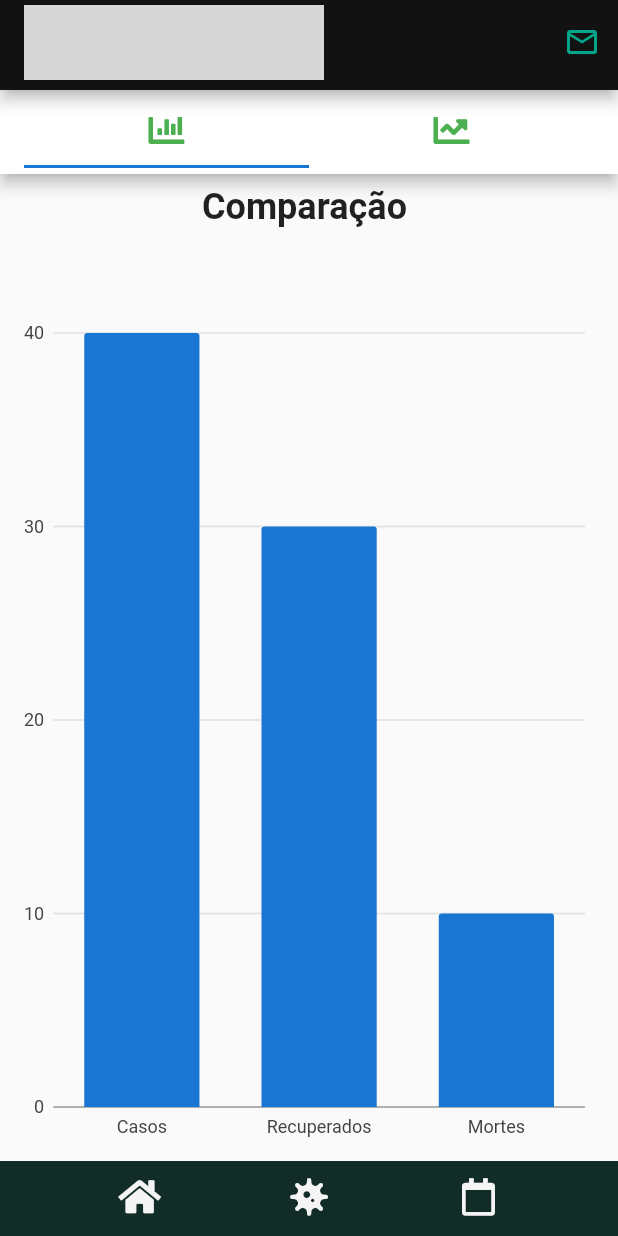
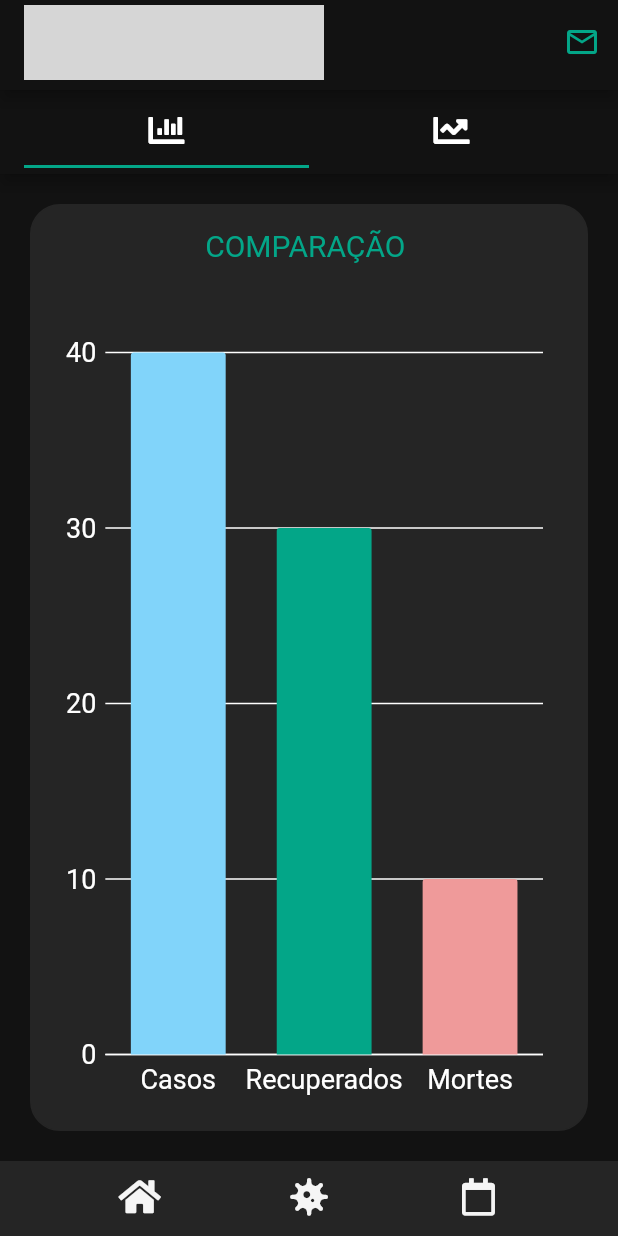
Before and after one commit to luanagribel/CoronaAlert, a Flutter app: the screen it shows after launch, item 2 of the bottom bar chosen, after a tap on the "bar chart" icon, on a phone screen of 412 x 824 dp. Run offline on Flutter 3.47's test engine with Material 2 defaults, Android fonts, the phone set to English and light mode, and no system bars; our stand-ins replace charts_flutter, font_awesome_flutter; missing offline and left inert: universal_html; grey boxes are pictures that could not be loaded.

Commit message:
mudanças layout gráfico comparativo

```diff
--- a/lib/ui/graficos.dart
+++ b/lib/ui/graficos.dart
@@ -16,9 +16,9 @@ class _GraficosState extends State<GraficosPage> {
 
   _generateData() {
     var data1 = [
-      Data('Casos', 40),
-      Data('Recuperados', 30),
-      Data('Mortes', 10),
+      Data('Casos', 40, Colors.lightBlue[200]),
+      Data('Recuperados', 30, Color(0xFF03A688)),
+      Data('Mortes', 10, Colors.red[200]),
     ];
 
     var linedata = [
@@ -34,11 +34,13 @@ class _GraficosState extends State<GraficosPage> {
       charts.Series(
         domainFn: (Data data, _) => data.variavel,
         measureFn: (Data data, _) => data.quantidade,
+        colorFn: (Data data, _) => data.color,
         id: 'Comparacao',
         data: data1,
         fillPatternFn: (_, __) => charts.FillPatternType.solid,
-        fillColorFn: (Data data, _) =>
-            charts.ColorUtil.fromDartColor(Colors.blue[700]),
+
+        /*fillColorFn: (Data data, _) =>
+            charts.ColorUtil.fromDartColor(Colors.blue[700]), */
       ),
     );
 
@@ -47,8 +49,8 @@ class _GraficosState extends State<GraficosPage> {
         colorFn: (__, _) => charts.ColorUtil.fromDartColor(Colors.blue[700]),
         id: 'Taxa',
         data: linedata,
-        domainFn: (Line line, _) => line.monthval,
-        measureFn: (Line line, _) => line.lineval,
+        domainFn: (Line line, _) => line.mes,
+        measureFn: (Line line, _) => line.taxamort,
       ),
     );
   }
@@ -69,42 +71,80 @@ class _GraficosState extends State<GraficosPage> {
       home: DefaultTabController(
         length: 2,
         child: Scaffold(
+          backgroundColor: Color(0xFF121212),
           appBar: AppBar(
-            backgroundColor: Colors.white,
+            backgroundColor: Color(0xFF121212),
             title: TabBar(
-              indicatorColor: Color(0xff1976d2),
+              indicatorColor: Color(0xFF03A688),
               tabs: [
                 Tab(
                   icon: Icon(
                     FontAwesomeIcons.solidChartBar,
-                    color: Colors.green,
+                    color: Colors.white,
                   ),
                 ),
                 Tab(
-                    icon: Icon(
-                  FontAwesomeIcons.chartLine,
-                  color: Colors.green,
-                )),
+                    icon:
+                        Icon(FontAwesomeIcons.chartLine, color: Colors.white)),
               ],
             ),
           ),
           body: TabBarView(
             children: [
               Padding(
-                padding: EdgeInsets.all(8.0),
+                padding: EdgeInsets.all(20),
                 child: Container(
+                  padding: EdgeInsets.all(15),
+                  decoration: BoxDecoration(
+                    color: Color(
+                      0xFF252525,
+                    ),
+                    border: Border.all(
+                        width: 1.0,
+                        color: Color(
+                          0xFF252525,
+                        )),
+                    borderRadius: BorderRadius.circular(20),
+                  ),
                   child: Center(
                     child: Column(
                       children: <Widget>[
                         Text(
-                          'Comparação \n\n',
+                          'COMPARAÇÃO \n\n',
                           style: TextStyle(
-                              fontSize: 24.0, fontWeight: FontWeight.bold),
+                            fontSize: 20.0,
+                            color: Color(0xFF03A688),
+                          ),
                         ),
                         Expanded(
                           child: charts.BarChart(
                             _seriesData,
                             animate: true,
+
+                            domainAxis: new charts.OrdinalAxisSpec(
+                                renderSpec: new charts.SmallTickRendererSpec(
+
+                                    // Tick and Label styling here.
+                                    labelStyle: new charts.TextStyleSpec(
+                                        fontSize: 18, // size in Pts.
+                                        color: charts.MaterialPalette.white),
+
+                                    // Change the line colors to match text color.
+                                    lineStyle: new charts.LineStyleSpec(
+                                        color: charts.MaterialPalette.white))),
+
+                            primaryMeasureAxis: new charts.NumericAxisSpec(
+                                renderSpec: new charts.GridlineRendererSpec(
+
+                                    // Tick and Label styling here.
+                                    labelStyle: new charts.TextStyleSpec(
+                                        fontSize: 18, // size in Pts.
+                                        color: charts.MaterialPalette.white),
+
+                                    // Change the line colors to match text color.
+                                    lineStyle: new charts.LineStyleSpec(
+                                        color: charts.MaterialPalette.white))),
+
                             barGroupingType: charts.BarGroupingType.grouped,
                             //behaviors: [new charts.SeriesLegend()],
                             animationDuration: Duration(seconds: 3),
@@ -161,13 +201,16 @@ class _GraficosState extends State<GraficosPage> {
 class Data {
   String variavel;
   int quantidade;
+  final charts.Color color;
 
-  Data(this.variavel, this.quantidade);
+  Data(this.variavel, this.quantidade, Color color)
+      : this.color = new charts.Color(
+            r: color.red, g: color.green, b: color.blue, a: color.alpha);
 }
 
 class Line {
-  int monthval;
-  int lineval;
+  int mes;
+  int taxamort;
 
-  Line(this.monthval, this.lineval);
+  Line(this.mes, this.taxamort);
 }
--- a/lib/widgets/navigation_bar.dart
+++ b/lib/widgets/navigation_bar.dart
@@ -37,7 +37,9 @@ class _NavigationBarState extends State<NavigationBar> {
         Container(
           width: MediaQuery.of(context).size.width,
           height: 50,
-          color: Color(0x116B5B).withOpacity(0.3),
+          color: Color(
+            0xFF252525,
+          ),
           child: Wrap(
             alignment: WrapAlignment.center,
             spacing: 65,
```
